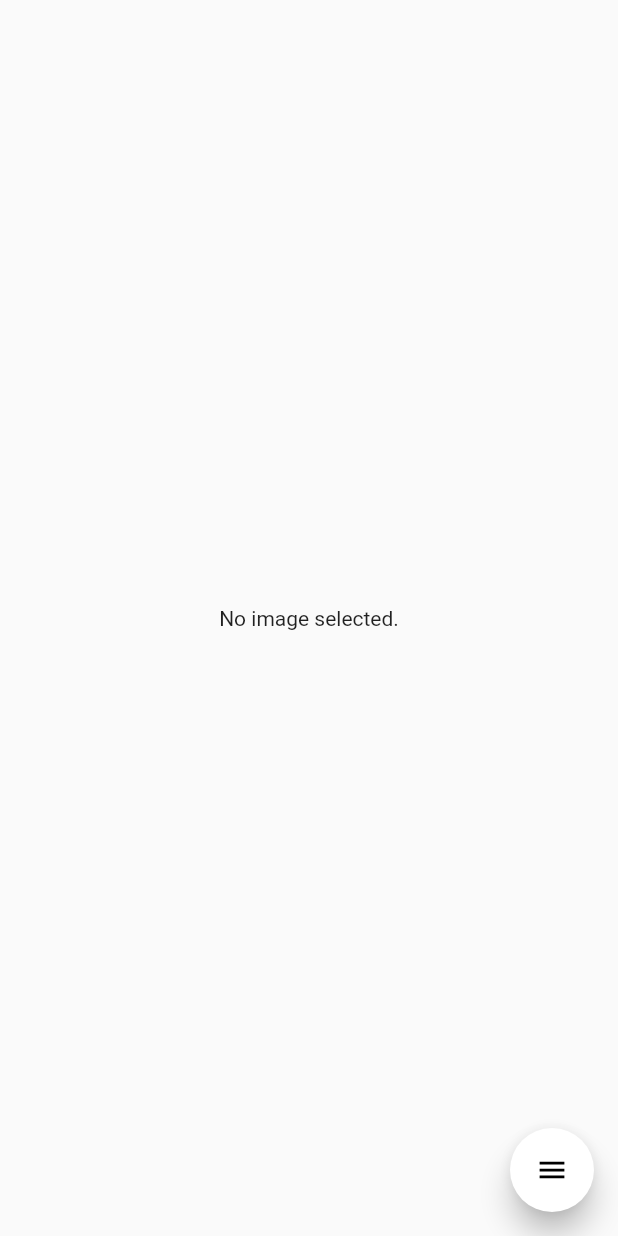
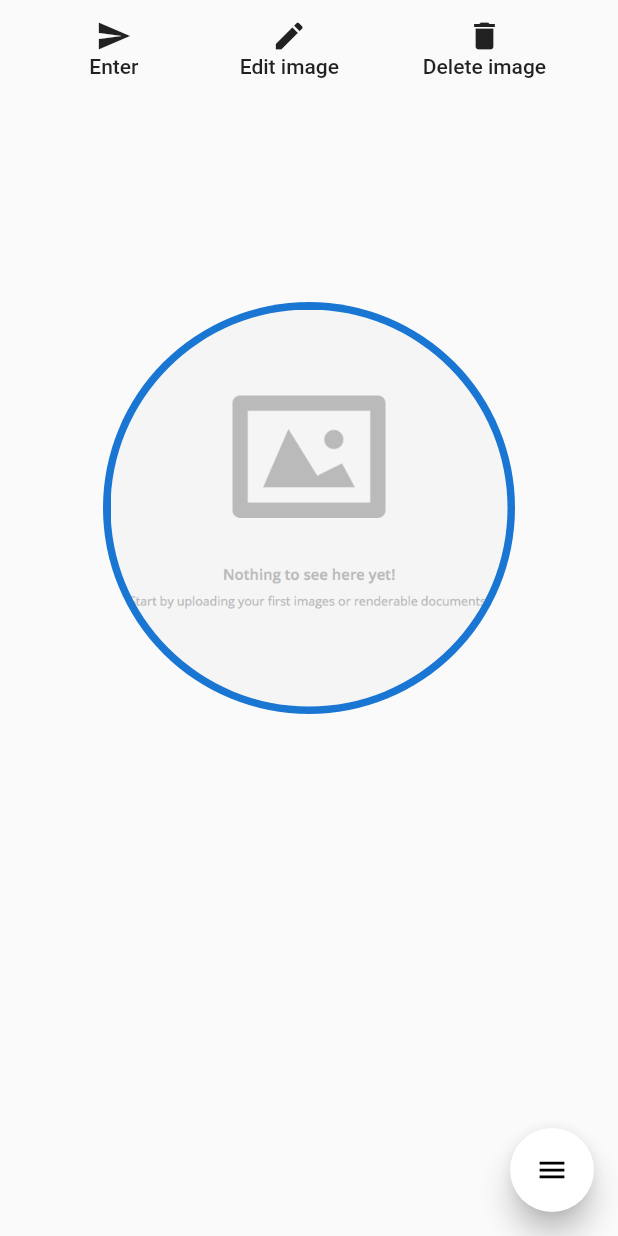
Before and after one commit to danielmesa20/delivery-App, a Flutter app: the ImageCapture screen opened directly, on a phone screen of 412 x 824 dp. Run offline on Flutter 3.47's test engine with Material 2 defaults, Android fonts, the phone set to English and light mode, and no system bars; drawn by our look-alikes of flutter_speed_dial; our stand-ins replace image_cropper, image_picker, shared_preferences; missing offline and left inert: enum_to_string, searchable_dropdown; accounts and stored records are empty.

Commit message:
Update UI

```diff
--- a/app_commerce/lib/Data/Countries.dart
+++ b/app_commerce/lib/Data/Countries.dart
@@ -1,4 +1,4 @@
-enum List_Countries { Colombia, Venezuela }
+enum List_Countries { Colombia, Venezuela, Chile }
 
 enum List_Categories { Restaurante, Supermarket, Drinks, Farmacy }
 
--- /dev/null
+++ b/app_commerce/lib/models/Product.dart
@@ -0,0 +1,21 @@
+class Product {
+  //Attributes
+  final String name;
+  final String description;
+  final double price;
+  final bool available;
+  final String imageURL;
+  final String publicId;
+  final String commerceId;
+
+  //Constructor
+  Product({
+    this.name,
+    this.description,
+    this.price,
+    this.available,
+    this.imageURL,
+    this.publicId,
+    this.commerceId,
+  });
+}
--- a/app_commerce/lib/screens/home/home.dart
+++ b/app_commerce/lib/screens/home/home.dart
@@ -1,4 +1,4 @@
-import 'package:brew_crew/screens/authenticate/sign_in_email.dart';
+import 'package:brew_crew/screens/authenticate/tab_auth.dart';
 import 'package:brew_crew/screens/products/add_product.dart';
 import 'package:brew_crew/screens/products/image_capture.dart';
 import 'package:brew_crew/services/auth.dart';
@@ -45,7 +45,7 @@ class _HomeState extends State<Home> {
                   ],
               onSelected: (value) async {
                 await _auth.signOut();
-                changeScreen(context, SignInWithEmail());
+                changeScreen(context, TabAuth());
               }),
         ],
       ),
--- a/app_commerce/lib/screens/products/image_capture.dart
+++ b/app_commerce/lib/screens/products/image_capture.dart
@@ -1,4 +1,6 @@
 import 'dart:io';
+import 'dart:math';
+import 'package:brew_crew/shared/Functions.dart';
 import 'package:flutter/material.dart';
 import 'package:flutter_speed_dial/flutter_speed_dial.dart';
 import 'package:image_cropper/image_cropper.dart';
@@ -13,6 +15,7 @@ class _ImageCaptureState extends State<ImageCapture> {
   //Variables
   File _image;
   final picker = ImagePicker();
+  final _scaffoldKey = GlobalKey<ScaffoldState>();
 
   Future<void> getImage(ImageSource source) async {
     final pickedFile = await picker.getImage(source: source);
@@ -20,8 +23,6 @@ class _ImageCaptureState extends State<ImageCapture> {
       setState(() {
         _image = File(pickedFile.path);
       });
-    } else {
-      print("Dont Image");
     }
   }
 
@@ -56,10 +57,72 @@ class _ImageCaptureState extends State<ImageCapture> {
   @override
   Widget build(BuildContext context) {
     return Scaffold(
+      key: _scaffoldKey,
       body: SafeArea(
-        child: Center(
-          child:
-              _image == null ? Text('No image selected.') : Image.file(_image),
+        child: SingleChildScrollView(
+          child: Column(
+            children: <Widget>[
+              Padding(
+                padding: const EdgeInsets.all(8.0),
+                child: Row(
+                  mainAxisAlignment: MainAxisAlignment.spaceEvenly,
+                  children: <Widget>[
+                    FlatButton(
+                      onPressed: () => _image != null
+                          ? {Navigator.pop(context, _image)}
+                          : _scaffoldKey.currentState.showSnackBar(showSnackBar(
+                              'Dont Image Selected.', Colors.yellow[700])),
+                      child: Column(
+                        children: <Widget>[
+                          Icon(Icons.send),
+                          Text("Enter")
+                        ],
+                      ),
+                    ),
+                    FlatButton(
+                      onPressed: () => _image != null
+                          ? cropImage(_image)
+                          : _scaffoldKey.currentState.showSnackBar(showSnackBar(
+                              'Select an image first.', Colors.yellow[700])),
+                      child: Column(
+                        children: <Widget>[
+                          Icon(Icons.edit),
+                          Text("Edit image")
+                        ],
+                      ),
+                    ),
+                    FlatButton(
+                      onPressed: () => setState(() => _image = null),
+                      child: Column(
+                        children: <Widget>[
+                          Icon(Icons.delete),
+                          Text("Delete image")
+                        ],
+                      ),
+                    ),
+                  ],
+                ),
+              ),
+              Center(
+                heightFactor: 2.0,
+                child: LayoutBuilder(
+                  builder: (context, constraints) {
+                    var radius = min(
+                        constraints.maxHeight / 3, constraints.maxWidth / 3);
+                    return CircleAvatar(
+                      radius: radius,
+                      child: CircleAvatar(
+                        radius: radius - 5,
+                        backgroundImage: _image == null
+                            ? AssetImage("assets/imagedontfound.png")
+                            : FileImage(_image),
+                      ),
+                    );
+                  },
+                ),
+              ),
+            ],
+          ),
         ),
       ),
       floatingActionButton: SpeedDial(
@@ -68,47 +131,24 @@ class _ImageCaptureState extends State<ImageCapture> {
         curve: Curves.bounceIn,
         overlayColor: Colors.black,
         overlayOpacity: 0.5,
-        onOpen: () => print('OPENING DIAL'),
-        onClose: () => print('DIAL CLOSED'),
         tooltip: 'Speed Dial',
         heroTag: 'speed-dial-hero-tag',
         backgroundColor: Colors.white,
         foregroundColor: Colors.black,
         elevation: 8.0,
         children: [
-           SpeedDialChild(
-            child: Icon(Icons.delete),
-            backgroundColor: Colors.red,
-            label: 'Select Image',
-            onTap: () => {
-              Navigator.pop(context, _image)
-            },
-          ),
-          SpeedDialChild(
-            child: Icon(Icons.delete),
-            backgroundColor: Colors.red,
-            label: 'Delete Image',
-            onTap: () => {setState(() => _image = null)},
-          ),
-          SpeedDialChild(
-            child: Icon(Icons.edit),
-            backgroundColor: Colors.blue,
-            label: 'Edit Image',
-            onTap: () => _image != null ? cropImage(_image) : null,
-          ),
           SpeedDialChild(
               child: Icon(Icons.camera_alt),
               backgroundColor: Colors.green[800],
-              label: 'Add Image from camera',
+              label: 'Camera',
               onTap: () => getImage(ImageSource.camera)),
           SpeedDialChild(
               child: Icon(Icons.photo),
               backgroundColor: Colors.green,
-              label: 'Add Image from gallery',
+              label: 'Gallery',
               onTap: () => getImage(ImageSource.gallery)),
         ],
       ),
-
     );
   }
 }
--- a/app_commerce/lib/screens/wrapper.dart
+++ b/app_commerce/lib/screens/wrapper.dart
@@ -1,4 +1,4 @@
-import 'package:brew_crew/screens/authenticate/sign_in_email.dart';
+import 'package:brew_crew/screens/authenticate/tab_auth.dart';
 import 'package:brew_crew/screens/home/home.dart';
 import 'package:brew_crew/shared/Loading.dart';
 import 'package:flutter/material.dart';
@@ -24,7 +24,7 @@ class _WrapperState extends State<Wrapper> {
   checkLoginStatus() async {
     sharedPreferences = await SharedPreferences.getInstance();
     if (sharedPreferences.getString("token") == null) {
-      changeScreen(context, SignInWithEmail());
+      changeScreen(context, TabAuth());
     }else{
       changeScreen(context, Home());
     }
```
Also changed, not shown: app_commerce/lib/screens/authenticate/register.dart (+94 -47 lines), app_commerce/lib/screens/authenticate/sign_in_email.dart (+36 -33 lines), app_commerce/lib/screens/authenticate/tab_auth.dart (added, +43 -0 lines), app_commerce/lib/screens/products/add_product.dart (+42 -35 lines), app_commerce/lib/screens/products/list_products.dart (added, +69 -0 lines), app_commerce/lib/screens/products/product_tile.dart (added, +17 -0 lines), app_commerce/lib/services/auth.dart (+17 -12 lines), app_commerce/lib/services/database.dart (+23 -38 lines), app_commerce/lib/shared/Functions.dart (+28 -2 lines), app_commerce/lib/shared/SelectItem.dart (added, +41 -0 lines), app_commerce/pubspec.yaml (+3 -4 lines), app_commerce/assets/imagedontfound.png (added), app_commerce/pubspec.lock, 2 other files.
